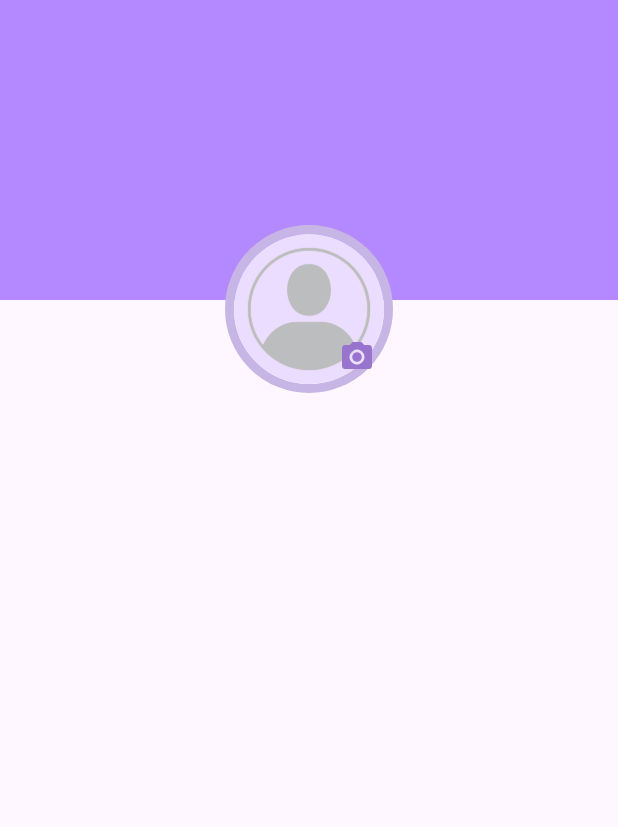
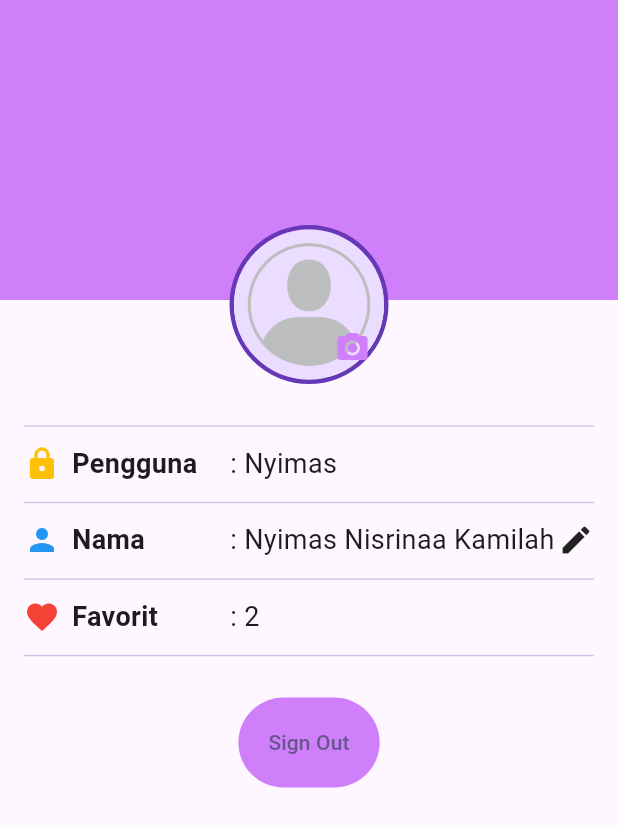
Before and after one commit to Mobile-Programming-MDP/materi-latihan-flutter-NyimasNisrinaaKamilah-2226250064, a Flutter app: the screen it shows after launch, on a phone screen of 412 x 824 dp. Shown: the top 827 px of the screen. Run offline on Flutter 3.47's test engine with Material 2 defaults, Android fonts, the phone set to English and light mode, and no system bars; our stand-ins replace cached_network_image.

Commit message:
Lanjutan pertemuan 13

```diff
--- a/Wisata candi/wisata_candi/lib/screens/profile_screen.dart
+++ b/Wisata candi/wisata_candi/lib/screens/profile_screen.dart
@@ -1,4 +1,5 @@
 import 'package:flutter/material.dart';
+import 'package:wisata_candi/widgets/profile_info_item.dart';
 
 class ProfileScreen extends StatefulWidget {
   const ProfileScreen({super.key});
@@ -10,24 +11,23 @@ class ProfileScreen extends StatefulWidget {
 class _ProfileScreenState extends State<ProfileScreen> {
   //TODO:1. Deklarasi variable (state) yang dibutuhkan
   bool isSignIn = true;
-  String fullName = "";
-  String userName = "";
-  int favoritCandiCount = 0;
+  String fullName = "Nyimas Nisrinaa Kamilah";
+  String userName = "Nyimas";
+  int favoritCandiCount = 2;
 
   @override
   Widget build(BuildContext context) {
     return Scaffold(
       body: Stack(
+        alignment: Alignment.topCenter,
         children: [
           Container(
             height: 200,
             width: double.infinity,
-              color: Color.fromARGB(255, 180, 137, 255)),
-          Padding(
-            padding: const EdgeInsets.symmetric(horizontal: 16),
-            child: Column(
+            color: Color.fromARGB(255, 208, 127, 251),
+          ),
+          Column(
             children: [
-                //TODO: 2. Buat Bagian ProfileHeader yang berisi foto profile
               Align(
                 alignment: Alignment.topCenter,
                 child: Padding(
@@ -37,14 +37,13 @@ class _ProfileScreenState extends State<ProfileScreen> {
                     children: [
                       Container(
                         decoration: BoxDecoration(
-                              border: Border.all(
-                                  color: Color.fromARGB(255, 199, 182, 229),
-                                  width: 6),
+                            border:
+                                Border.all(color: Color.fromARGB(255, 102, 56, 181), width: 3),
                             shape: BoxShape.circle),
-                          child: CircleAvatar(
+                        child: const CircleAvatar(
                           radius: 50,
                           backgroundImage:
-                                AssetImage("images/placeholder_image.png"),
+                              AssetImage('images/placeholder_image.png'),
                         ),
                       ),
                       if (isSignIn)
@@ -52,17 +51,94 @@ class _ProfileScreenState extends State<ProfileScreen> {
                             onPressed: () {},
                             icon: Icon(
                               Icons.camera_alt,
-                                color: Color.fromARGB(255, 152, 116, 206),
-                              ),
-                          ),
+                              color: const Color.fromARGB(255, 208, 127, 251),
+                            ))
                     ],
                   ),
                 ),
               ),
-                //TODO: 3. Buat Bagian ProfileInfo yang berisi tentang profile
-                //TODO: 4. Buat Bagian ProfileAction yang berisi tentang TextButton_signin/signout
+              Padding(
+                padding: const EdgeInsets.symmetric(horizontal: 16),
+                child: Column(
+                  children: [
+                    const SizedBox(
+                      height: 20,
+                    ),
+                    Divider(
+                      color: Colors.deepPurple[100],
+                    ),
+                    const SizedBox(
+                      height: 4,
+                    ),
+                    ProfileInfoItem (
+                      icon: Icons.lock,
+                      label: 'Pengguna',
+                      value: userName,
+                      iconColor: Colors.amber,
+                    ),
+                    const SizedBox(
+                      height: 5,
+                    ),
+                    Divider(
+                      color: Colors.deepPurple[100],
+                    ),
+                    const SizedBox(
+                      height: 4,
+                    ),
+                    ProfileInfoItem(
+                        icon: Icons.person,
+                        label: 'Nama',
+                        value: fullName,
+                        showEditIcon: isSignIn,
+                        onEditPressed: () {
+                          debugPrint('Icon edit ditekan ...');
+                        },
+                        iconColor: Colors.blue),
+                    const SizedBox(
+                      height: 5,
+                    ),
+                    Divider(
+                      color: Colors.deepPurple[100],
+                    ),
+                    const SizedBox(
+                      height: 4,
+                    ),
+                    ProfileInfoItem(
+                        icon: Icons.favorite,
+                        label: 'Favorit',
+                        value:
+                            favoritCandiCount > 0 ? '$favoritCandiCount' : '',
+                        iconColor: Colors.red),
+                    const SizedBox(
+                      height: 5,
+                    ),
+                    Divider(
+                      color: Colors.deepPurple[100],
+                    ),
+                    SizedBox(
+                      height: 20,
+                    ),
+                    isSignIn
+                        ? TextButton(
+                            onPressed: () {},
+                            child: Text('Sign Out'),
+                            style: TextButton.styleFrom(
+                                backgroundColor: Color.fromARGB(255, 208, 127, 251),
+                                padding: const EdgeInsets.all(20),
+                                elevation: 5),
+                          )
+                        : TextButton(
+                            onPressed: () {},
+                            child: Text('Sign In'),
+                            style: TextButton.styleFrom(
+                                backgroundColor: Color.fromARGB(255, 0, 0, 0),
+                                padding: const EdgeInsets.all(20),
+                                elevation: 5),
+                          )
                   ],
                 ),
+              ),
+            ],
           )
         ],
       ),
--- /dev/null
+++ b/Wisata candi/wisata_candi/lib/widgets/profile_info_item.dart
@@ -0,0 +1,55 @@
+import 'package:flutter/material.dart';
+
+class ProfileInfoItem extends StatelessWidget {
+  final IconData icon;
+  final String label;
+  final String value;
+  final bool showEditIcon;
+  final VoidCallback? onEditPressed;
+  final Color iconColor;
+
+  const ProfileInfoItem({
+    super.key,
+    required this.icon,
+    required this.label,
+    required this.value,
+    this.showEditIcon = false,
+    this.onEditPressed,
+    required this.iconColor,
+  });
+
+  @override
+  Widget build(BuildContext context) {
+    return Row(
+      children: [
+        SizedBox(
+          width: MediaQuery.of(context).size.width / 3,
+          child: Row(
+            children: [
+              Icon(
+                icon,
+                color: iconColor,
+              ),
+              const SizedBox(
+                width: 8,
+              ),
+              Text(
+                label,
+                style:
+                    const TextStyle(fontSize: 18, fontWeight: FontWeight.bold),
+              )
+            ],
+          ),
+        ),
+        Expanded(
+          child: Text(
+            ': $value',
+            style: const TextStyle(fontSize: 18),
+          ),
+        ),
+        if (showEditIcon)
+          InkWell(onTap: onEditPressed, child: const Icon(Icons.edit))
+      ],
+    );
+  }
+}
```
Lines whose indentation alone changed are shown as unchanged.
